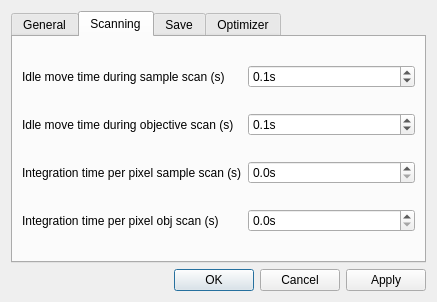
First picture: the form in gui/ui_qafm_settings.ui, repository sriharijayaram5/qudi, before the edit.
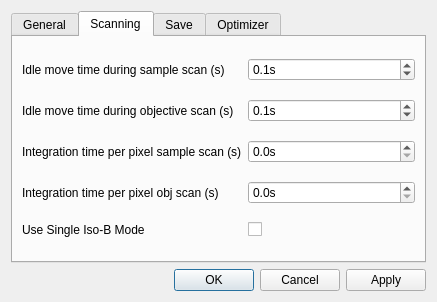
Second picture: the form after the edit. The open tabs and pages were chosen to show the change. Custom widgets are drawn as their Qt base class.

Commit message: Introduce the single iso-b setting for the settings window.

```diff
--- a/gui/ui_qafm_settings.ui
+++ b/gui/ui_qafm_settings.ui
@@ -226,6 +226,26 @@
          </property>
         </widget>
        </item>
+       <item row="4" column="1">
+        <widget class="QCheckBox" name="single_iso_b_operation_CheckBox">
+         <property name="toolTip">
+          <string>&lt;html&gt;&lt;head/&gt;&lt;body&gt;&lt;p&gt;Switch on the so called 'Single Iso-B' mode, which will extend the QAFM scan.&lt;br/&gt;In this mode you will be able to set in the main window a MW frequency and the MW gain value to apply an MW signal during the QAFM scan. Ideally, you should have measured an ESR spectrum before, to obtain the proper parameters for MW frequency and MW gain. A suggested selection for the MW frequency is at the FWHM (full-width half-maximum) points of one of the ESR resonance peaks from the nitrogen vacancy (i.e. where the slope is maximal).&lt;/p&gt;&lt;/body&gt;&lt;/html&gt;</string>
+         </property>
+         <property name="text">
+          <string/>
+         </property>
+        </widget>
+       </item>
+       <item row="4" column="0">
+        <widget class="QLabel" name="label_12">
+         <property name="toolTip">
+          <string>&lt;html&gt;&lt;head/&gt;&lt;body&gt;&lt;p&gt;Switch on the so called 'Single Iso-B' mode, which will extend the QAFM scan.&lt;br/&gt;In this mode you will be able to set in the main window a MW frequency and the MW gain value to apply an MW signal during the QAFM scan. Ideally, you should have measured an ESR spectrum before, to obtain the proper parameters for MW frequency and MW gain. A suggested selection for the MW frequency is at the FWHM (full-width half-maximum) points of one of the ESR resonance peaks from the nitrogen vacancy (i.e. where the slope is maximal).&lt;/p&gt;&lt;/body&gt;&lt;/html&gt;</string>
+         </property>
+         <property name="text">
+          <string>Use Single Iso-B Mode</string>
+         </property>
+        </widget>
+       </item>
       </layout>
      </widget>
      <widget class="QWidget" name="tab_2">
```
Left out of the diff: 66 changed lines with no effect on the pictures.
